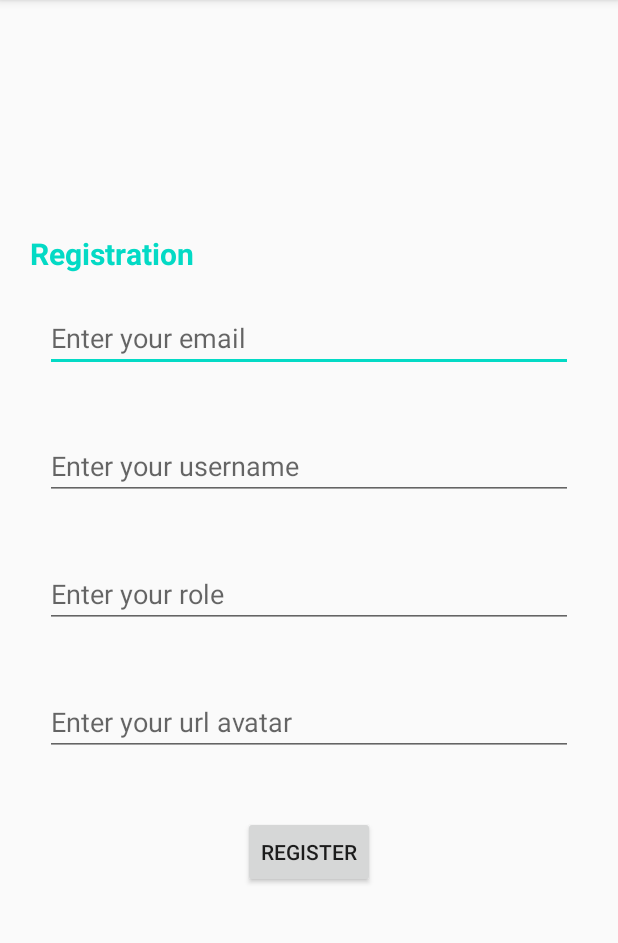
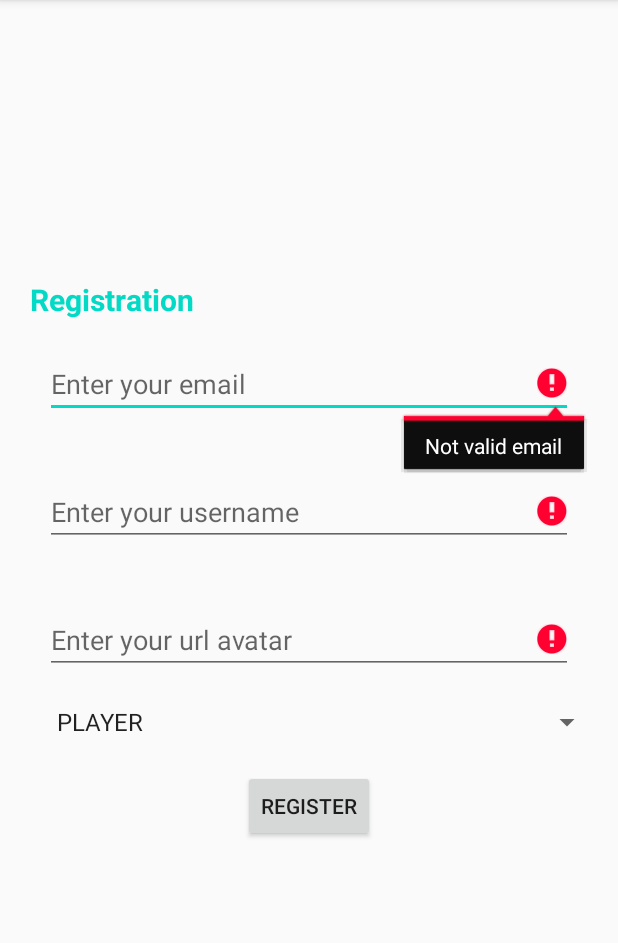
Before and after one commit to JoniKarta/StackoverflowClient, an Android app: the RegisterActivity screen opened directly, with no data from a screen before it, after a tap on "REGISTER", on a phone screen of 412 x 824 dp, the part 84-1027 px from its top. Run offline under Robolectric (Android 15) with nearby library versions, the phone set to English and light mode, and no system bars.

Commit message:
added spinner to register

```diff
--- a/app/src/main/AndroidManifest.xml
+++ b/app/src/main/AndroidManifest.xml
@@ -9,7 +9,7 @@
         android:icon="@mipmap/ic_launcher"
         android:label="@string/app_name"
         android:roundIcon="@mipmap/ic_launcher_round"
-        android:supportsRtl="true"
+        android:supportsRtl="false"
         android:theme="@style/AppTheme">
         <activity android:name=".MainActivity">
             <intent-filter>
--- a/app/src/main/java/com/example/envirometalist/RegisterActivity.java
+++ b/app/src/main/java/com/example/envirometalist/RegisterActivity.java
@@ -3,8 +3,12 @@ package com.example.envirometalist;
 import android.os.Bundle;
 import android.util.Log;
 import android.view.View;
+import android.widget.AdapterView;
+import android.widget.ArrayAdapter;
 import android.widget.Button;
 import android.widget.EditText;
+import android.widget.Spinner;
+import android.widget.Toast;
 
 import androidx.appcompat.app.AppCompatActivity;
 
@@ -12,58 +16,83 @@ import com.example.envirometalist.logic.Validator;
 import com.example.envirometalist.model.UserEntity;
 import com.example.envirometalist.model.UserRoleEntity;
 import com.example.envirometalist.services.UserService;
+import com.example.envirometalist.utility.LoadingBar;
 
+import okhttp3.OkHttpClient;
+import okhttp3.logging.HttpLoggingInterceptor;
 import retrofit2.Call;
 import retrofit2.Callback;
 import retrofit2.Response;
 import retrofit2.Retrofit;
 import retrofit2.converter.gson.GsonConverterFactory;
 
-public class RegisterActivity extends AppCompatActivity {
+public class RegisterActivity extends AppCompatActivity implements AdapterView.OnItemSelectedListener {
 
     private UserService userService;
+    private LoadingBar loadingBar;
+    private EditText email;
+    private EditText userName;
+    private EditText avatar;
+    private UserRoleEntity role;
 
     @Override
     protected void onCreate(Bundle savedInstanceState) {
         super.onCreate(savedInstanceState);
         setContentView(R.layout.activity_register);
-        EditText emailRegEditText = findViewById(R.id.emailRegEditText);
-        EditText userNameRegEditText = findViewById(R.id.userNameRegEditText);
-        EditText roleRegEditText = findViewById(R.id.roleRegEditText);
-        EditText avatarRegEditText = findViewById(R.id.avatarRegEditText);
+        email = findViewById(R.id.emailRegEditText);
+        userName = findViewById(R.id.userNameRegEditText);
+        avatar = findViewById(R.id.avatarRegEditText);
         Button register = findViewById(R.id.registerButton);
+        String[] strings = {"PLAYER", "MANAGER", "ADMIN"};
+        Spinner spinnerRoleList = findViewById(R.id.roleSpinnerList);
+        ArrayAdapter<String> roleListAdapter = new ArrayAdapter<String>(this, android.R.layout.simple_spinner_item, strings);
+        roleListAdapter.setDropDownViewResource(android.R.layout.simple_spinner_dropdown_item);
+        spinnerRoleList.setAdapter(roleListAdapter);
+        spinnerRoleList.setOnItemSelectedListener(this);
+
+        // For testing only
+        HttpLoggingInterceptor httpLoggingInterceptor = new HttpLoggingInterceptor();
+        httpLoggingInterceptor.setLevel(HttpLoggingInterceptor.Level.BODY);
+        OkHttpClient okHttpClient = new OkHttpClient.Builder()
+                .addInterceptor(httpLoggingInterceptor).build();
 
         Retrofit retrofit = new Retrofit.Builder()
                 .baseUrl(UserService.BASE_URL)
                 .addConverterFactory(GsonConverterFactory.create())
+                .client(okHttpClient) // client for testing only
                 .build();
 
         userService = retrofit.create(UserService.class);
 
         register.setOnClickListener(v -> {
-            if (Validator.isValidEmail(emailRegEditText.getText().toString())
-                    && Validator.isValidUserName(userNameRegEditText.getText().toString())
-                    && Validator.isValidRole(roleRegEditText.getText().toString())
-                    && Validator.isValidAvatarUrl(avatarRegEditText.getText().toString())) {
-                UserEntity newUser = new UserEntity(
-                        emailRegEditText.getText().toString(),
-                        UserRoleEntity.valueOf(roleRegEditText.getText().toString()),
-                        userNameRegEditText.getText().toString(),
-                        avatarRegEditText.getText().toString());
-                createUser(newUser);
-            }else{
-                Log.i("TAG", "onCreate: " + "Failed to login invalid field ");
+            boolean dirty = false;
+
+            if (!Validator.isValidEmail(email.getText().toString())) {
+                dirty = true;
+                email.setError("Not valid email");
             }
-        });
+            if (!Validator.isValidUserName(userName.getText().toString())) {
+                dirty = true;
+                userName.setError("Not valid userName");
+            }
+
+            if (!Validator.isValidAvatarUrl(avatar.getText().toString())) {
+                dirty = true;
+                avatar.setError("Not valid avatar");
+            }
+            if (dirty)
+                return;
+            UserEntity newUser = new UserEntity(email.getText().toString(), role, userName.getText().toString(), avatar.getText().toString());
+            // Async call - send the user to the server
+            createUser(newUser);
 
 
-
+        });
 
     }
 
 
-
-    public void createUser(UserEntity newUser) {
+    private void createUser(UserEntity newUser) {
         // TODO create loading bar
 
         Call<UserEntity> call = userService.createUser(newUser);
@@ -74,7 +103,7 @@ public class RegisterActivity extends AppCompatActivity {
                     Log.i("TAG", "onResponse: " + response.code());
                     return;
                 }
-                //Log.i("TAG", "onResponse: " + response.body());
+                Log.i("TAG", "onResponse: " + response.body());
             }
 
             @Override
@@ -86,6 +115,15 @@ public class RegisterActivity extends AppCompatActivity {
     }
 
 
+    @Override
+    public void onItemSelected(AdapterView<?> parent, View view, int position, long id) {
+        String itemSelected = parent.getItemAtPosition(position).toString();
+        role = UserRoleEntity.valueOf(itemSelected);
 
+    }
 
+    @Override
+    public void onNothingSelected(AdapterView<?> parent) {
+
+    }
 }
--- a/app/src/main/res/layout/activity_register.xml
+++ b/app/src/main/res/layout/activity_register.xml
@@ -26,10 +26,10 @@
                     android:layout_width="match_parent"
                     android:layout_height="wrap_content"
                     android:layout_marginStart="10dp"
+                    android:text="@string/registration_form"
                     android:textColor="@color/colorAccent"
-                    android:textStyle="bold"
-                    android:text="@string/registration_form"
-                    android:textSize="20sp" />
+                    android:textSize="20sp"
+                    android:textStyle="bold" />
 
                 <EditText
                     android:id="@+id/emailRegEditText"
@@ -48,13 +48,6 @@
                     android:inputType="text" />
 
 
-                <EditText
-                    android:id="@+id/roleRegEditText"
-                    android:layout_width="match_parent"
-                    android:layout_height="wrap_content"
-                    android:layout_margin="20dp"
-                    android:hint="@string/role"
-                    android:inputType="text" />
 
                 <EditText
                     android:id="@+id/avatarRegEditText"
@@ -63,6 +56,13 @@
                     android:layout_margin="20dp"
                     android:hint="@string/avatar"
                     android:inputType="text" />
+
+                <Spinner
+                    android:id="@+id/roleSpinnerList"
+                    android:layout_width="match_parent"
+                    android:layout_height="wrap_content"
+                    android:layout_marginStart="20dp"
+                    />
 
                 <Button
                     android:id="@+id/registerButton"
```
Also changed, not shown: app/build.gradle (+7 -0 lines), app/src/main/java/com/example/envirometalist/LoginActivity.java (+26 -6 lines), app/src/main/java/com/example/envirometalist/model/ActionEntity.java (added, +49 -0 lines), app/src/main/java/com/example/envirometalist/model/Element.java (added, +27 -0 lines), app/src/main/java/com/example/envirometalist/model/Invoker.java (added, +31 -0 lines), app/src/main/java/com/example/envirometalist/services/ActionService.java (+11 -0 lines), app/src/main/java/com/example/envirometalist/services/UserService.java (+0 -23 lines), app/src/main/java/com/example/envirometalist/utility/LoadingBar.java (added, +43 -0 lines), app/src/main/res/values/strings.xml (+7 -2 lines).
